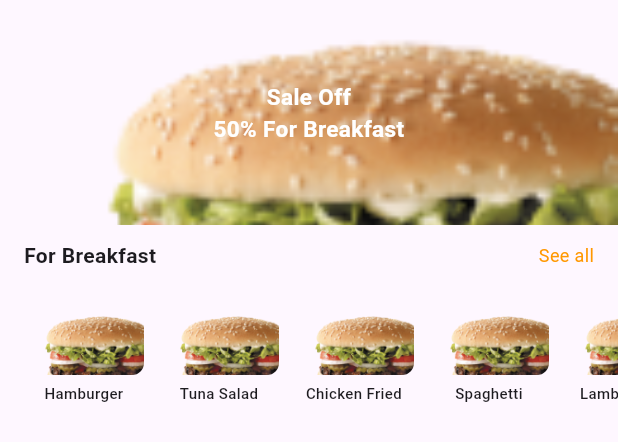
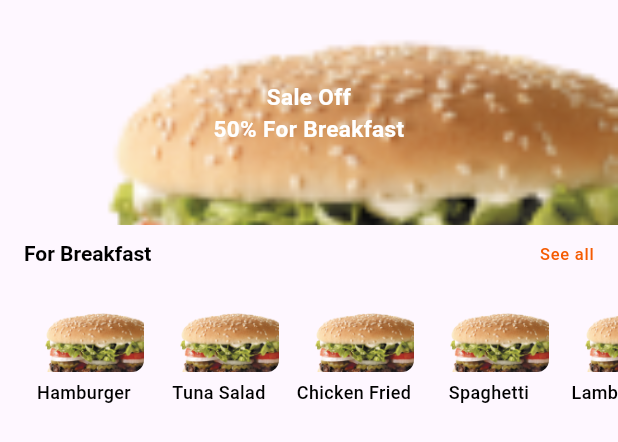
Before and after one commit to yyBasiony/food_delivery_app, a Flutter app: the CustomFoodPromotion widget shown alone on an empty page, opened directly, on a phone screen of 412 x 824 dp. Shown: the top 442 px of the screen. Run offline on Flutter 3.47's test engine with Material 3 defaults, Android fonts, the phone set to English and light mode, and no system bars; our stand-ins replace bloc, easy_localization, flutter_bloc.

Commit message:
some edites home

```diff
--- a/lib/presentation/main_view/home/custom_promotion.dart
+++ b/lib/presentation/main_view/home/custom_promotion.dart
@@ -1,5 +1,7 @@
 import 'package:flutter/material.dart';
+import 'package:food_delivery/presentation/resources/app_text_theme.dart';
 
+import '../../resources/app_colors.dart';
 import '../../resources/assets_data.dart';
 import 'discount_screen.dart';
 
@@ -13,15 +15,22 @@ class CustomFoodPromotion extends StatelessWidget {
       crossAxisAlignment: CrossAxisAlignment.start,
       children: [
         GestureDetector(
-          onTap: () => Navigator.push(context, MaterialPageRoute(builder: (_) => const DiscountScreen())),
+          onTap: () => Navigator.push(context,
+              MaterialPageRoute(builder: (_) => const DiscountScreen())),
           child: Container(
             height: 150,
-            decoration: const BoxDecoration(image: DecorationImage(fit: BoxFit.cover, image: AssetImage(AssetData.burger))),
+            decoration: const BoxDecoration(
+                image: DecorationImage(
+                    fit: BoxFit.cover, image: AssetImage(AssetData.burger))),
             child: const Padding(
               padding: EdgeInsets.all(16),
               child: Center(
                 child: Text('Sale Off\n50% For Breakfast',
-                    textAlign: TextAlign.center, style: TextStyle(fontSize: 15, color: Colors.white, fontWeight: FontWeight.bold)),
+                    textAlign: TextAlign.center,
+                    style: TextStyle(
+                        fontSize: 15,
+                        color: Colors.white,
+                        fontWeight: FontWeight.bold)),
               ),
             ),
           ),
@@ -31,8 +40,18 @@ class CustomFoodPromotion extends StatelessWidget {
           child: Row(
             mainAxisAlignment: MainAxisAlignment.spaceBetween,
             children: [
-              const Text('For Breakfast', style: TextStyle(fontSize: 14, fontWeight: FontWeight.bold)),
-              GestureDetector(onTap: () {}, child: const Text('See all', style: TextStyle(fontSize: 12, color: Colors.orange))),
+              Text('For Breakfast',
+                  style: Theme.of(context)
+                      .textTheme
+                      .headlineMedium
+                      ?.copyWith(color: AppColors.black)),
+              GestureDetector(
+                  onTap: () {},
+                  child: Text('See all',
+                      style: Theme.of(context)
+                          .textTheme
+                          .labelSmall
+                          ?.copyWith(color: AppColors.primaryColor))),
             ],
           ),
         ),
@@ -62,10 +81,11 @@ class CustomFoodPromotion extends StatelessWidget {
         children: [
           ClipRRect(
             borderRadius: const BorderRadius.all(Radius.circular(8)),
-            child: Image.asset(imagePath, width: 80, height: 60, fit: BoxFit.cover),
+            child: Image.asset(imagePath,
+                width: 80, height: 60, fit: BoxFit.cover),
           ),
           const SizedBox(height: 5),
-          Text(title, textAlign: TextAlign.center, style: const TextStyle(fontSize: 10, fontWeight: FontWeight.w500)),
+          Text(title, textAlign: TextAlign.center, style: Correctly.itemName),
         ],
       ),
     );
--- a/lib/presentation/main_view/home/info_screen.dart
+++ b/lib/presentation/main_view/home/info_screen.dart
@@ -8,7 +8,7 @@ class RestaurantInfo extends StatelessWidget {
   @override
   Widget build(BuildContext context) {
     return Padding(
-      padding: const EdgeInsets.all(4.0),
+      padding: const EdgeInsets.all(4),
       child: SingleChildScrollView(
         child: Column(
           crossAxisAlignment: CrossAxisAlignment.start,
```
